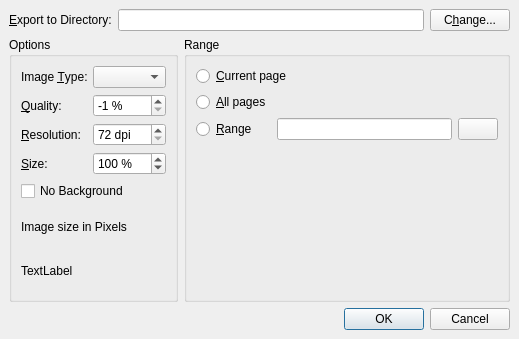
This is scribus/plugins/export/pixmapexport/exportform.ui in scribusproject/scribus as Qt 5 draws it before an edit. The edited form follows.
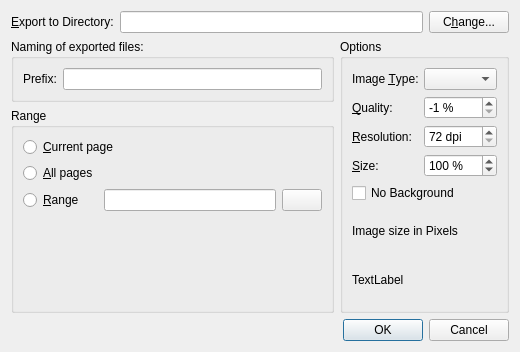
This is the edited form.

Commit message: #12400: Allow a prefix for exported bitmaps

Diff of the .ui file:
```diff
--- a/scribus/plugins/export/pixmapexport/exportform.ui
+++ b/scribus/plugins/export/pixmapexport/exportform.ui
@@ -6,30 +6,75 @@
    <rect>
     <x>0</x>
     <y>0</y>
-    <width>519</width>
-    <height>339</height>
+    <width>520</width>
+    <height>352</height>
    </rect>
   </property>
   <property name="windowTitle">
    <string>Export as Image(s)</string>
   </property>
-  <layout class="QGridLayout">
+  <layout class="QVBoxLayout" name="verticalLayout">
+   <item>
+    <layout class="QHBoxLayout">
+     <property name="spacing">
+      <number>6</number>
+     </property>
    <property name="leftMargin">
-    <number>9</number>
+      <number>0</number>
    </property>
    <property name="topMargin">
-    <number>9</number>
+      <number>0</number>
    </property>
    <property name="rightMargin">
-    <number>9</number>
+      <number>0</number>
    </property>
    <property name="bottomMargin">
-    <number>9</number>
-   </property>
-   <property name="spacing">
-    <number>6</number>
-   </property>
-   <item row="1" column="0">
+      <number>0</number>
+     </property>
+     <item>
+      <widget class="QLabel" name="label">
+       <property name="text">
+        <string>&amp;Export to Directory:</string>
+       </property>
+       <property name="buddy">
+        <cstring>outputDirectory</cstring>
+       </property>
+      </widget>
+     </item>
+     <item>
+      <widget class="QLineEdit" name="outputDirectory"/>
+     </item>
+     <item>
+      <widget class="QPushButton" name="outputDirectoryButton">
+       <property name="text">
+        <string>C&amp;hange...</string>
+       </property>
+      </widget>
+     </item>
+    </layout>
+   </item>
+   <item>
+    <layout class="QGridLayout" name="gridLayout">
+     <item row="0" column="0">
+      <widget class="QGroupBox" name="groupBox_2">
+       <property name="title">
+        <string>Naming of exported files:</string>
+       </property>
+       <layout class="QHBoxLayout" name="horizontalLayout">
+        <item>
+         <widget class="QLabel" name="label_7">
+          <property name="text">
+           <string>Prefix:</string>
+          </property>
+         </widget>
+        </item>
+        <item>
+         <widget class="QLineEdit" name="prefixLineEdit"/>
+        </item>
+       </layout>
+      </widget>
+     </item>
+     <item row="0" column="1" rowspan="2">
     <widget class="QGroupBox" name="groupBox">
      <property name="title">
       <string>Options</string>
@@ -150,46 +195,7 @@
      </layout>
     </widget>
    </item>
-   <item row="0" column="0" colspan="2">
-    <layout class="QHBoxLayout">
-     <property name="spacing">
-      <number>6</number>
-     </property>
-     <property name="leftMargin">
-      <number>0</number>
-     </property>
-     <property name="topMargin">
-      <number>0</number>
-     </property>
-     <property name="rightMargin">
-      <number>0</number>
-     </property>
-     <property name="bottomMargin">
-      <number>0</number>
-     </property>
-     <item>
-      <widget class="QLabel" name="label">
-       <property name="text">
-        <string>&amp;Export to Directory:</string>
-       </property>
-       <property name="buddy">
-        <cstring>outputDirectory</cstring>
-       </property>
-      </widget>
-     </item>
-     <item>
-      <widget class="QLineEdit" name="outputDirectory"/>
-     </item>
-     <item>
-      <widget class="QPushButton" name="outputDirectoryButton">
-       <property name="text">
-        <string>C&amp;hange...</string>
-       </property>
-      </widget>
-     </item>
-    </layout>
-   </item>
-   <item row="1" column="1">
+     <item row="1" column="0">
     <widget class="QGroupBox" name="rangeGroupBox">
      <property name="title">
       <string>Range</string>
@@ -210,6 +216,20 @@
       <property name="spacing">
        <number>6</number>
       </property>
+        <item row="2" column="0">
+         <widget class="QRadioButton" name="intervalPagesRadio">
+          <property name="text">
+           <string>&amp;Range</string>
+          </property>
+         </widget>
+        </item>
+        <item row="1" column="0">
+         <widget class="QRadioButton" name="allPagesRadio">
+          <property name="text">
+           <string>&amp;All pages</string>
+          </property>
+         </widget>
+        </item>
       <item row="2" column="2">
        <widget class="QPushButton" name="pageNrButton">
         <property name="text">
@@ -217,9 +237,6 @@
         </property>
        </widget>
       </item>
-      <item row="2" column="1">
-       <widget class="QLineEdit" name="rangeVal"/>
-      </item>
       <item row="0" column="0" colspan="3">
        <widget class="QRadioButton" name="onePageRadio">
         <property name="text">
@@ -227,6 +244,9 @@
         </property>
        </widget>
       </item>
+        <item row="2" column="1">
+         <widget class="QLineEdit" name="rangeVal"/>
+        </item>
       <item row="3" column="0">
        <spacer>
         <property name="orientation">
@@ -240,24 +260,12 @@
         </property>
        </spacer>
       </item>
-      <item row="2" column="0">
-       <widget class="QRadioButton" name="intervalPagesRadio">
-        <property name="text">
-         <string>&amp;Range</string>
-        </property>
-       </widget>
-      </item>
-      <item row="1" column="0">
-       <widget class="QRadioButton" name="allPagesRadio">
-        <property name="text">
-         <string>&amp;All pages</string>
-        </property>
-       </widget>
-      </item>
-     </layout>
-    </widget>
+       </layout>
+      </widget>
+     </item>
+    </layout>
    </item>
-   <item row="2" column="0" colspan="2">
+   <item>
     <widget class="QDialogButtonBox" name="buttonBox">
      <property name="orientation">
       <enum>Qt::Horizontal</enum>
```
Lines whose indentation alone changed are shown as unchanged. The commit also changes 4 other files.
